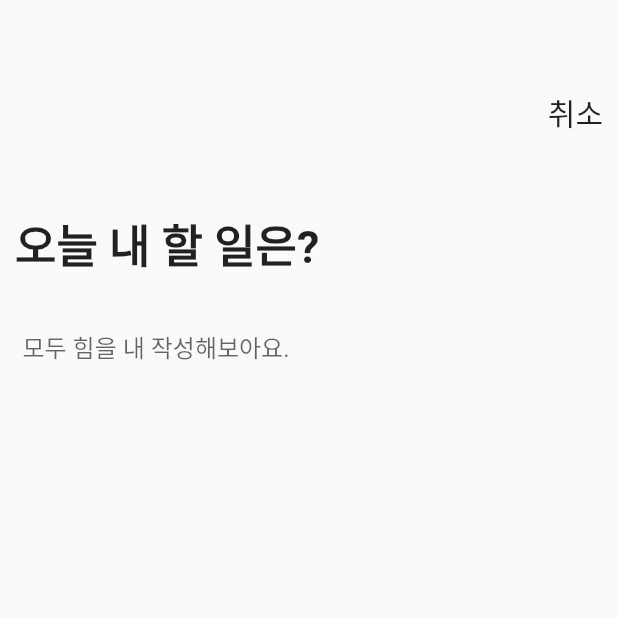
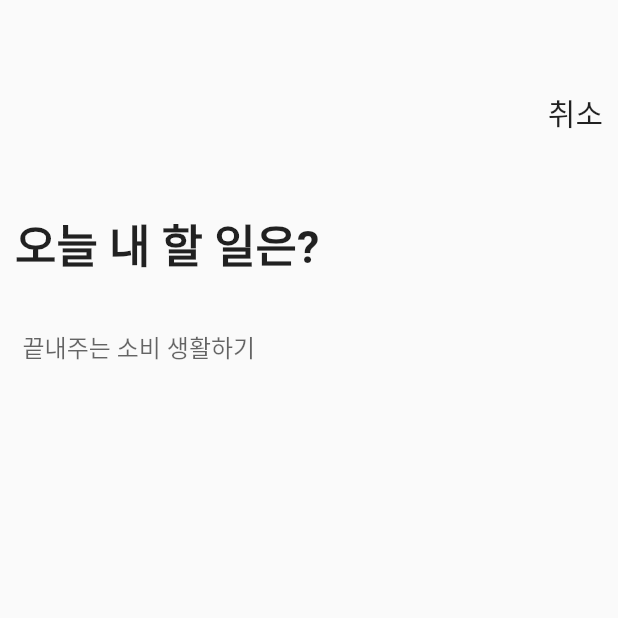
Before and after one commit to Lee-YuYeong/todolist, a Flutter app: the screen it shows after launch, after a tap on the "add" icon, on a phone screen of 412 x 824 dp, the top half of it. Run offline on Flutter 3.47's test engine with Material 2 defaults, Android fonts, the phone set to English and light mode, and no system bars; Roboto replaces fonts that are missing (Jua-Regular).

Commit message:
get provider 추가

```diff
--- a/lib/main.dart
+++ b/lib/main.dart
@@ -46,8 +46,7 @@ class _FirstState extends State<First> {
   @override
   Widget build(BuildContext context) {
     _todoProvider = Provider.of<TodoProvider>(context);
-    print(_todoProvider?.todos);
-    print(_todoProvider?.award);
+
     return Scaffold(
       body: Column(
         children: [
@@ -68,7 +67,6 @@ class _FirstState extends State<First> {
                       onTap: () async {
                         final result = await Navigator.push(context,
                             MaterialPageRoute(builder: (context) => Write()));
-                        print("추가" + result);
                         // if (result != null) {
                           _todoProvider?.addTodo(result);
                         // }
@@ -219,7 +217,6 @@ class _FirstState extends State<First> {
                   final result = await Navigator.push(context,
                       MaterialPageRoute(builder: (context) => Write()));
 
-                  print('수정'+ result);
                    _todoProvider?.updateAward(index, result);
 
                   Navigator.of(context).pop(); //창 닫기
--- a/lib/provider/provider.dart
+++ b/lib/provider/provider.dart
@@ -1,27 +1,30 @@
 import 'package:flutter/material.dart';
 
 class TodoProvider extends ChangeNotifier {
-  List<String> todos = ['앱 리뉴얼 진행하기', '앱 리뉴얼 진행하기', '앱 리뉴얼 진행하기']; //진행 목록
-  List<String> award = ['끝내주는 소비 생활하기', '끝내주는 소비 생활하기','끝내주는 소비 생활하기']; //명예의 전당
+  List<String> _todos = ['앱 리뉴얼 진행하기', '앱 리뉴얼 진행하기', '앱 리뉴얼 진행하기']; //진행 목록
+  List<String> _award = ['끝내주는 소비 생활하기', '끝내주는 소비 생활하기','끝내주는 소비 생활하기']; //명예의 전당
+
+  List<String> get todos => _todos;
+  List<String> get award => _award;
 
  void addTodo(String todo) {
-   todos.insert(0, todo);
+   _todos.insert(0, todo);
    notifyListeners();
  }
 
  void doneTodo(int index, String todo) {
-   todos.removeAt(index);
-   award.add(todo);
+   _todos.removeAt(index);
+   _award.add(todo);
    notifyListeners();
  }
 
  void deleteAward(int index) {
-   award.removeAt(index);
+   _award.removeAt(index);
    notifyListeners();
  }
 
  void updateAward (int index, String newAward) {
-   award[index] = newAward;
+   _award[index] = newAward;
    notifyListeners();
  }
 
--- a/lib/todo/write.dart
+++ b/lib/todo/write.dart
@@ -33,14 +33,15 @@ class _SecondState extends State<Write> {
 
         margin: EdgeInsets.fromLTRB(0, 60, 10, 0),
         child: Column(
+          crossAxisAlignment: CrossAxisAlignment.end,
           children: [
             GestureDetector(
               onTap: () {
                 Navigator.push(context, MaterialPageRoute(builder: (context) => MyApp()));
               },
               child: SizedBox(
-                  width: double.infinity,
-                  child: Text("취소", style: TextStyle(fontSize: 20, fontWeight: FontWeight.w200),textAlign: TextAlign.end)
+                  // width: double.infinity,
+                  child: Text("취소", style: TextStyle(fontSize: 20, fontWeight: FontWeight.w200))
               ),
             ),
             Container(
@@ -59,7 +60,7 @@ class _SecondState extends State<Write> {
                   decoration: InputDecoration(
                     border: InputBorder.none,
                     contentPadding: EdgeInsets.all(15),
-                    hintText: '모두 힘을 내 작성해보아요.',
+                    hintText: _todoProvider.award[0],
                     labelStyle: TextStyle(
                         color: Colors.grey,
                         fontSize: 20
@@ -75,7 +76,8 @@ class _SecondState extends State<Write> {
                     MaterialPageRoute(builder: (context) => MyApp()));
               },
               child: Container(
-                child: TextButton(child: Text("작성 완료!",style: TextStyle(fontSize: 30, color: Colors.black, fontWeight: FontWeight.w400),),
+                width: double.infinity,
+                child: TextButton(child: Text("작성 완료!",style: TextStyle(fontSize: 30, color: Colors.black, fontWeight: FontWeight.w400),textAlign: TextAlign.center),
                   onPressed: () {
                     String description = myController.text;
                     // _todoProvider.addTodo(description);
```
